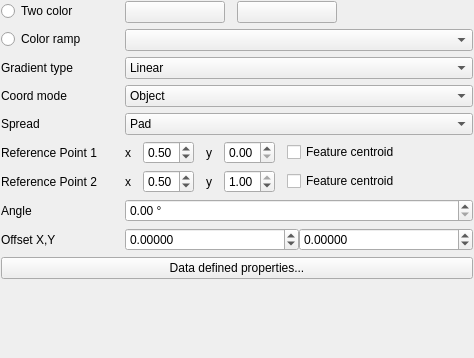
The window that src/ui/symbollayer/widget_gradientfill.ui (qgis/QGIS) describes before a commit, drawn with Qt 5.
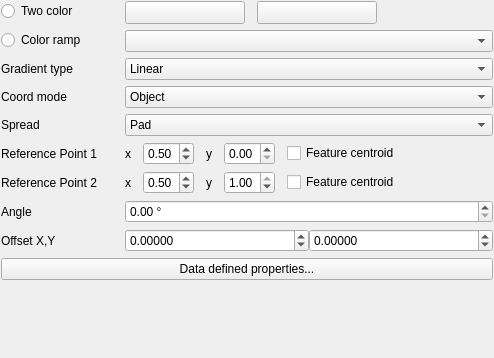
The same window after the commit. Custom widgets are drawn as their Qt base class.

Commit message: Flip all symbology color buttons to QgsColorButtonV2

Patch:
```diff
--- a/src/ui/symbollayer/widget_gradientfill.ui
+++ b/src/ui/symbollayer/widget_gradientfill.ui
@@ -6,7 +6,7 @@
    <rect>
     <x>0</x>
     <y>0</y>
-    <width>474</width>
+    <width>494</width>
     <height>358</height>
    </rect>
   </property>
@@ -48,16 +48,16 @@
       <number>12</number>
      </property>
      <item>
-      <widget class="QgsColorButton" name="btnChangeColor">
+      <widget class="QgsColorButtonV2" name="btnChangeColor">
        <property name="minimumSize">
         <size>
-         <width>100</width>
+         <width>120</width>
          <height>0</height>
         </size>
        </property>
        <property name="maximumSize">
         <size>
-         <width>100</width>
+         <width>120</width>
          <height>16777215</height>
         </size>
        </property>
@@ -67,13 +67,19 @@
       </widget>
      </item>
      <item>
-      <widget class="QgsColorButton" name="btnChangeColor2">
+      <widget class="QgsColorButtonV2" name="btnChangeColor2">
        <property name="minimumSize">
         <size>
-         <width>100</width>
+         <width>120</width>
          <height>0</height>
         </size>
        </property>
+       <property name="maximumSize">
+        <size>
+         <width>120</width>
+         <height>16777215</height>
+        </size>
+       </property>
        <property name="text">
         <string/>
        </property>
@@ -429,9 +435,9 @@
  </widget>
  <customwidgets>
   <customwidget>
-   <class>QgsColorButton</class>
-   <extends>QPushButton</extends>
-   <header>qgscolorbutton.h</header>
+   <class>QgsColorButtonV2</class>
+   <extends>QToolButton</extends>
+   <header>qgscolorbuttonv2.h</header>
   </customwidget>
   <customwidget>
    <class>QgsUnitSelectionWidget</class>
```
Left out of the diff: 11 changed lines with no effect on the pictures. The commit also changes 12 other files.
